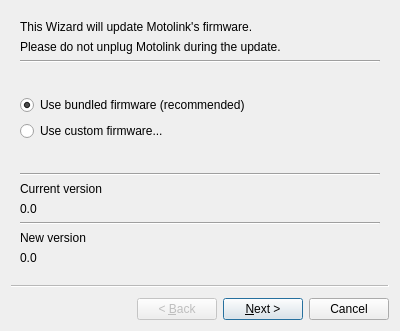
fpoussin/MotoLink, file GUI/ui/updatewizard.ui: the form before one commit.
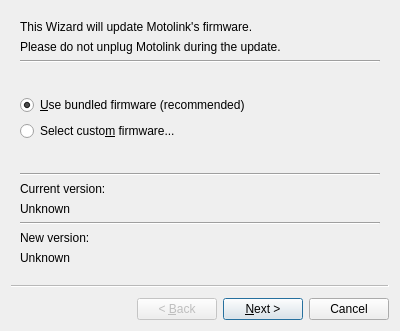
The form after the commit. Icons and pictures are not drawn.

Commit message: [GUI] Adding version check on wizard.

Diff of the .ui file:
```diff
--- a/GUI/ui/updatewizard.ui
+++ b/GUI/ui/updatewizard.ui
@@ -18,7 +18,7 @@
     <item row="9" column="0">
      <widget class="QLabel" name="lCurVersion">
       <property name="text">
-       <string notr="true">0.0</string>
+       <string notr="true">Unknown</string>
       </property>
      </widget>
     </item>
@@ -59,21 +59,21 @@
     <item row="11" column="0">
      <widget class="QLabel" name="ltNewVersion">
       <property name="text">
-       <string>New version</string>
+       <string>New version:</string>
       </property>
      </widget>
     </item>
     <item row="12" column="0">
      <widget class="QLabel" name="lNewVersion">
       <property name="text">
-       <string notr="true">0.0</string>
+       <string notr="true">Unknown</string>
       </property>
      </widget>
     </item>
     <item row="8" column="0">
      <widget class="QLabel" name="ltCurVersion">
       <property name="text">
-       <string>Current version</string>
+       <string>Current version:</string>
       </property>
      </widget>
     </item>
@@ -94,7 +94,7 @@
     <item row="5" column="0">
      <widget class="QRadioButton" name="rbCustomFW">
       <property name="text">
-       <string>Use custom firmware...</string>
+       <string>Select custo&amp;m firmware...</string>
       </property>
       <property name="icon">
        <iconset resource="../res/oxygen.qrc">
@@ -111,7 +111,7 @@
     <item row="4" column="0">
      <widget class="QRadioButton" name="rbBundledFW">
       <property name="text">
-       <string>Use bundled firmware (recommended)</string>
+       <string>&amp;Use bundled firmware (recommended)</string>
       </property>
       <property name="icon">
        <iconset resource="../res/oxygen.qrc">
```
The commit also changes 2 other files.
